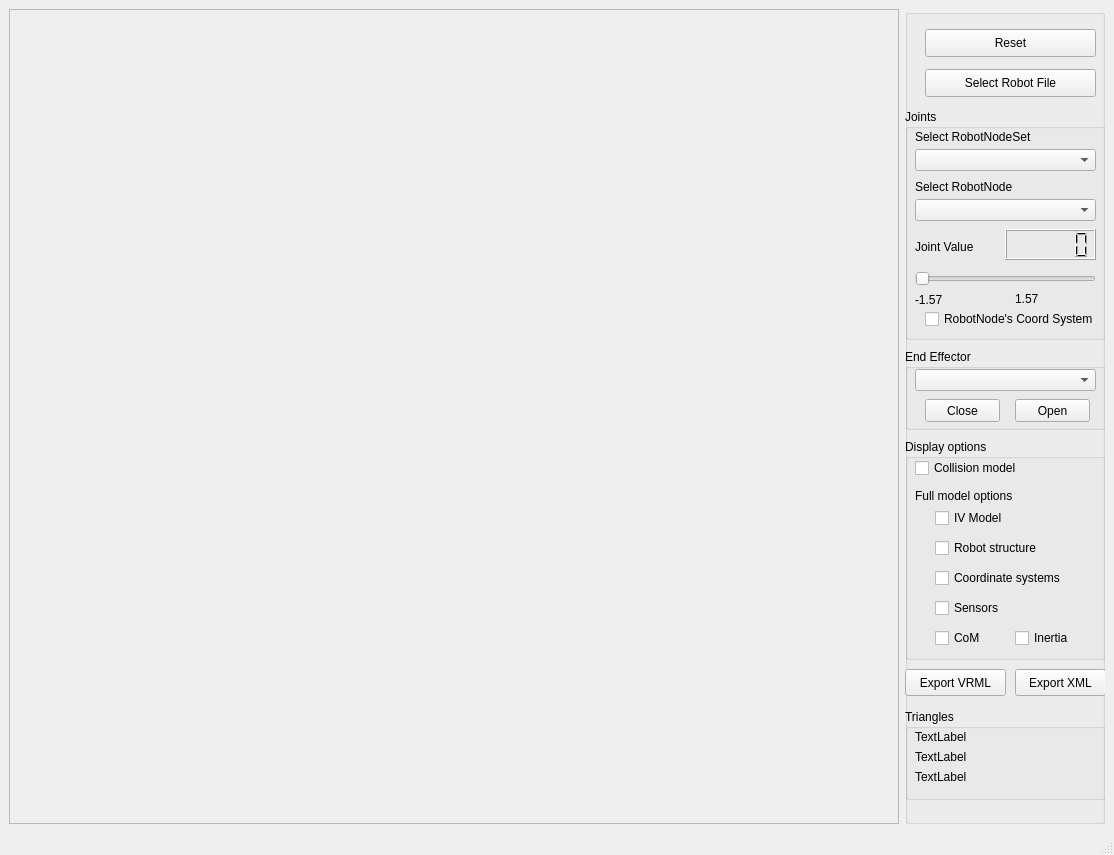
First picture: the form in VirtualRobot/examples/RobotViewer/RobotViewer.ui, repository softbankrobotics-research/Simox, before the edit.
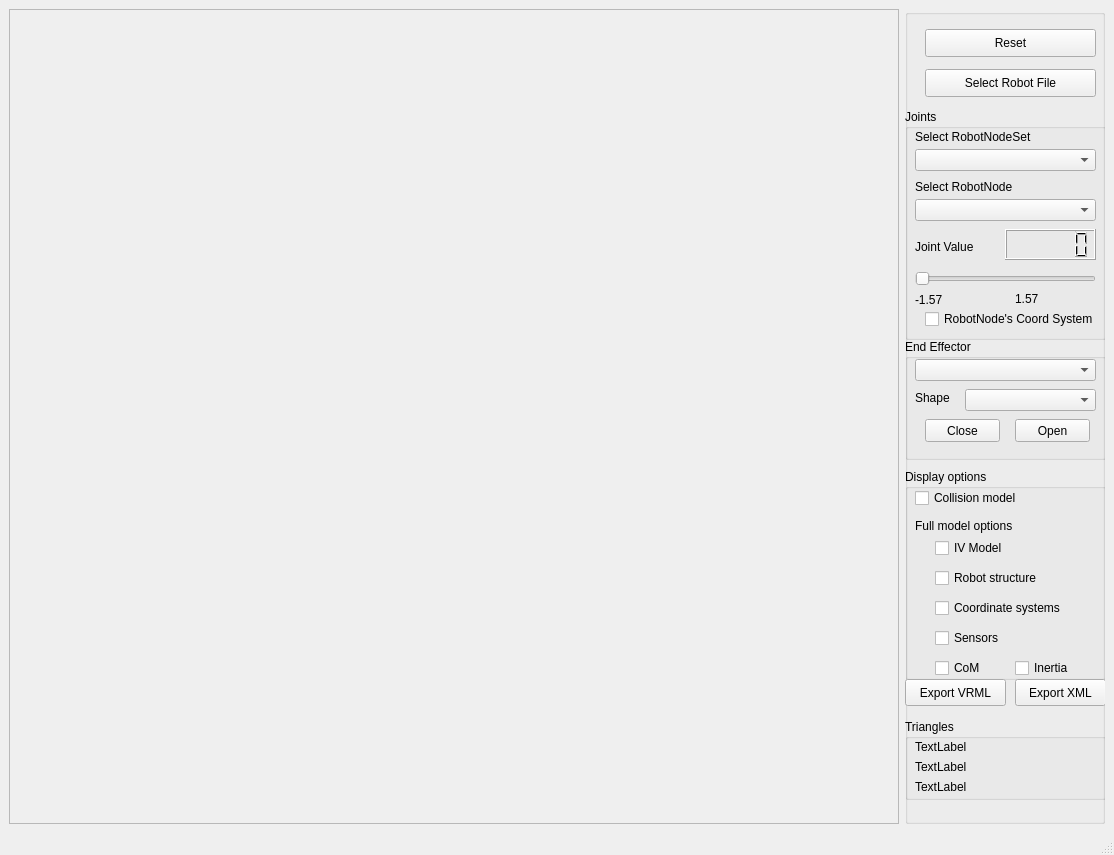
Second picture: the form after the edit.

Commit message: select preshape in robot viewer preshapes for shadow hand

What changed in the file:
```diff
--- a/VirtualRobot/examples/RobotViewer/RobotViewer.ui
+++ b/VirtualRobot/examples/RobotViewer/RobotViewer.ui
@@ -53,9 +53,9 @@
        <property name="geometry">
         <rect>
          <x>0</x>
-         <y>430</y>
+         <y>460</y>
          <width>201</width>
-         <height>221</height>
+         <height>211</height>
         </rect>
        </property>
        <property name="title">
@@ -341,9 +341,9 @@
        <property name="geometry">
         <rect>
          <x>0</x>
-         <y>340</y>
+         <y>330</y>
          <width>201</width>
-         <height>81</height>
+         <height>121</height>
         </rect>
        </property>
        <property name="title">
@@ -363,7 +363,7 @@
         <property name="geometry">
          <rect>
           <x>20</x>
-          <y>50</y>
+          <y>80</y>
           <width>75</width>
           <height>23</height>
          </rect>
@@ -376,7 +376,7 @@
         <property name="geometry">
          <rect>
           <x>110</x>
-          <y>50</y>
+          <y>80</y>
           <width>75</width>
           <height>23</height>
          </rect>
@@ -385,14 +385,37 @@
          <string>Open</string>
         </property>
        </widget>
+       <widget class="QComboBox" name="comboBoxEndEffectorPS">
+        <property name="geometry">
+         <rect>
+          <x>60</x>
+          <y>50</y>
+          <width>131</width>
+          <height>22</height>
+         </rect>
+        </property>
+       </widget>
+       <widget class="QLabel" name="label_5">
+        <property name="geometry">
+         <rect>
+          <x>10</x>
+          <y>50</y>
+          <width>51</width>
+          <height>17</height>
+         </rect>
+        </property>
+        <property name="text">
+         <string>Shape</string>
+        </property>
+       </widget>
       </widget>
       <widget class="QGroupBox" name="groupBox_5">
        <property name="geometry">
         <rect>
          <x>0</x>
-         <y>700</y>
+         <y>710</y>
          <width>201</width>
-         <height>91</height>
+         <height>81</height>
         </rect>
        </property>
        <property name="title">
@@ -442,7 +465,7 @@
        <property name="geometry">
         <rect>
          <x>0</x>
-         <y>660</y>
+         <y>670</y>
          <width>101</width>
          <height>27</height>
         </rect>
@@ -458,7 +481,7 @@
        <property name="geometry">
         <rect>
          <x>110</x>
-         <y>660</y>
+         <y>670</y>
          <width>91</width>
          <height>27</height>
         </rect>
```
The commit also changes 7 other files.
